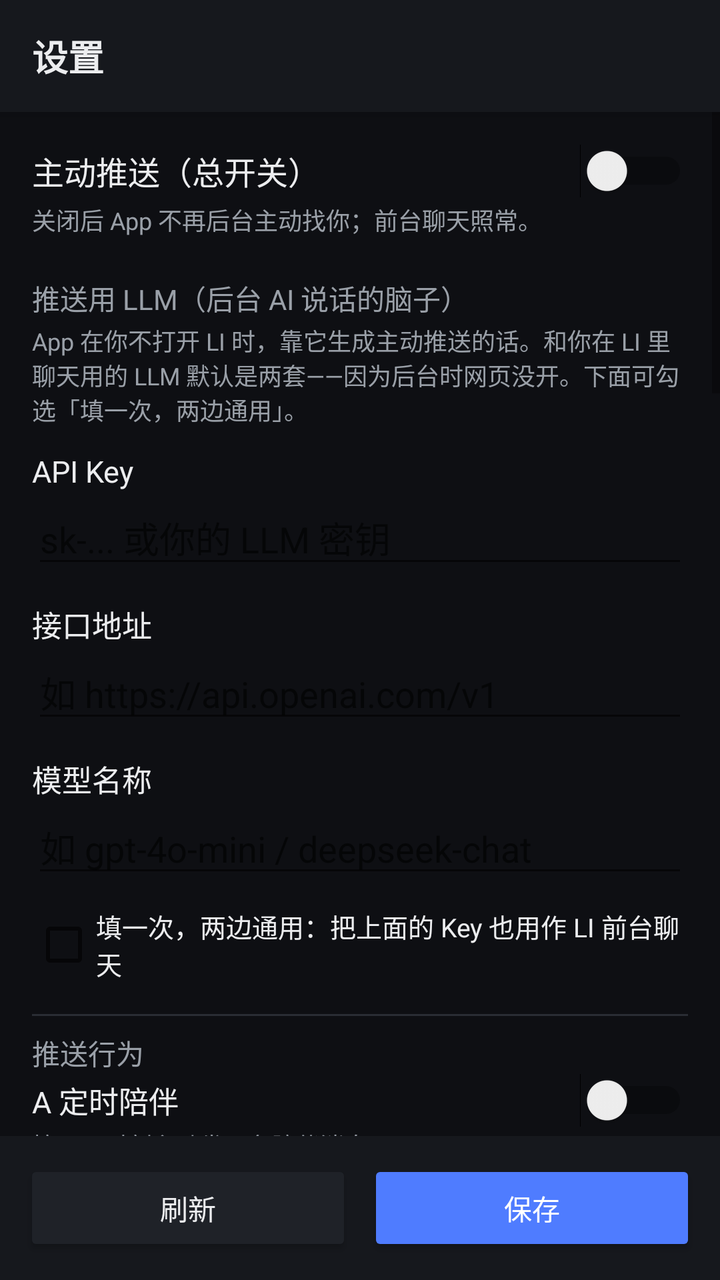
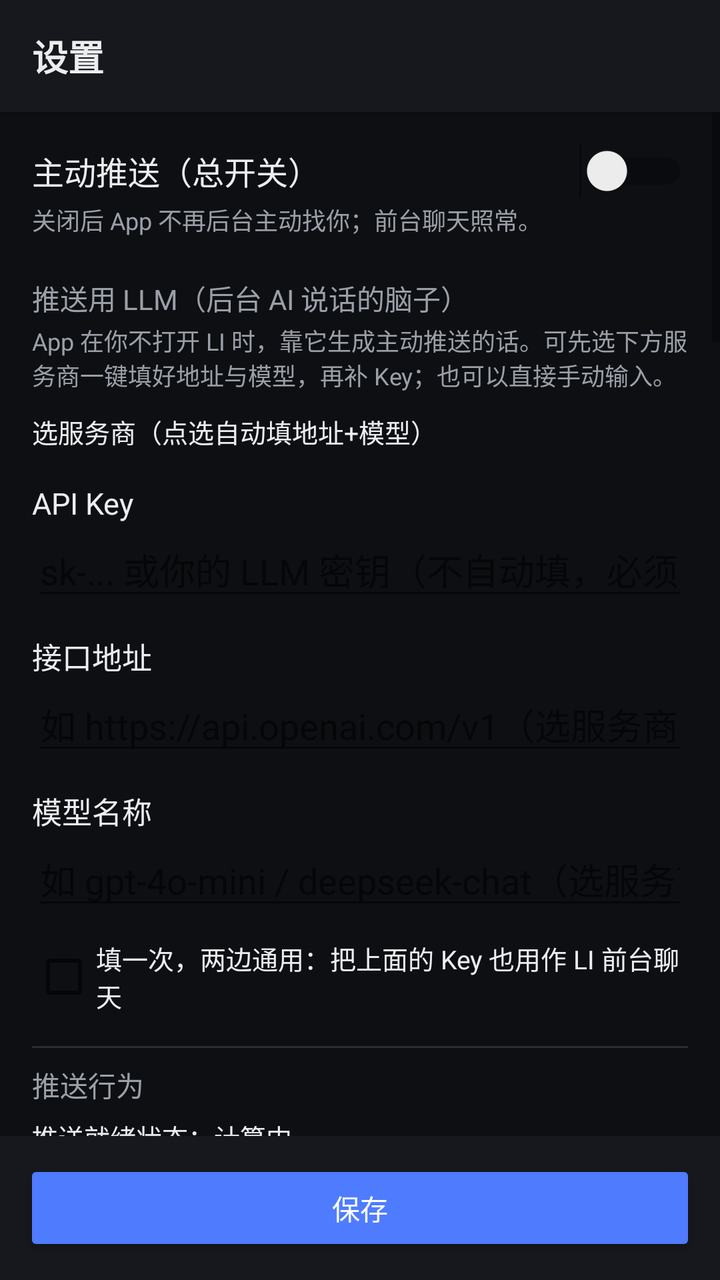

Two renders of the same Android screen: before a commit and after it. Below are the layout's source before the change and the commit's diff.
<!-- AndroidManifest.xml: application theme Theme.LI -->
<!-- res/layout/activity_settings.xml -->
<?xml version="1.0" encoding="utf-8"?>
<LinearLayout xmlns:android="http://schemas.android.com/apk/res/android"
    android:layout_width="match_parent"
    android:layout_height="match_parent"
    android:orientation="vertical"
    android:background="@color/bg">

    
    <androidx.appcompat.widget.Toolbar
        android:id="@+id/toolbar"
        android:layout_width="match_parent"
        android:layout_height="?attr/actionBarSize"
        android:background="@color/surface"
        android:elevation="4dp">

        <TextView
            android:layout_width="wrap_content"
            android:layout_height="wrap_content"
            android:text="@string/settings_title"
            android:textSize="18sp"
            android:textStyle="bold"
            android:textColor="@color/text_primary" />
    </androidx.appcompat.widget.Toolbar>

    <ScrollView
        android:layout_width="match_parent"
        android:layout_height="0dp"
        android:layout_weight="1"
        android:fillViewport="true">

        <LinearLayout
            android:orientation="vertical"
            android:layout_width="match_parent"
            android:layout_height="wrap_content"
            android:padding="16dp">

            
            <LinearLayout
                android:orientation="horizontal"
                android:gravity="center_vertical"
                android:layout_width="match_parent"
                android:layout_height="wrap_content">
                <TextView
                    android:text="主动推送（总开关）"
                    android:textSize="16sp"
                    android:textColor="@color/text_primary"
                    android:layout_weight="1"
                    android:layout_width="0dp"
                    android:layout_height="wrap_content" />
                <Switch
                    android:id="@+id/swEnabled"
                    android:contentDescription="主动推送总开关"
                    android:layout_width="wrap_content"
                    android:layout_height="wrap_content" />
            </LinearLayout>
            <TextView
                android:text="关闭后 App 不再后台主动找你；前台聊天照常。"
                android:textSize="12sp"
                android:textColor="@color/text_secondary"
                android:layout_marginTop="2dp"
                android:layout_width="match_parent"
                android:layout_height="wrap_content" />

            
            <TextView
                android:text="推送用 LLM（后台 AI 说话的脑子）"
                android:textSize="14sp"
                android:textColor="@color/text_secondary"
                android:layout_marginTop="20dp"
                android:layout_width="match_parent"
                android:layout_height="wrap_content" />
            <TextView
                android:text="App 在你不打开 LI 时，靠它生成主动推送的话。和你在 LI 里聊天用的 LLM 默认是两套——因为后台时网页没开。下面可勾选「填一次，两边通用」。"
                android:textSize="12sp"
                android:textColor="@color/text_secondary"
                android:layout_marginTop="2dp"
                android:layout_width="match_parent"
                android:layout_height="wrap_content" />

            <TextView android:text="API Key" android:textSize="15sp" android:textColor="@color/text_primary" android:layout_marginTop="12dp" android:layout_width="match_parent" android:layout_height="wrap_content" />
            <EditText android:id="@+id/etKey" android:hint="sk-... 或你的 LLM 密钥" android:inputType="textPassword" android:textColor="@color/text_primary" android:layout_width="match_parent" android:layout_height="wrap_content" />

            <TextView android:text="接口地址" android:textSize="15sp" android:textColor="@color/text_primary" android:layout_marginTop="12dp" android:layout_width="match_parent" android:layout_height="wrap_content" />
            <EditText android:id="@+id/etBase" android:hint="如 https://api.openai.com/v1" android:inputType="textUri" android:textColor="@color/text_primary" android:layout_width="match_parent" android:layout_height="wrap_content" />

            <TextView android:text="模型名称" android:textSize="15sp" android:textColor="@color/text_primary" android:layout_marginTop="12dp" android:layout_width="match_parent" android:layout_height="wrap_content" />
            <EditText android:id="@+id/etModel" android:hint="如 gpt-4o-mini / deepseek-chat" android:inputType="text" android:textColor="@color/text_primary" android:layout_width="match_parent" android:layout_height="wrap_content" />

            <CheckBox
                android:id="@+id/cbSyncWeb"
                android:text="填一次，两边通用：把上面的 Key 也用作 LI 前台聊天"
                android:textSize="13sp"
                android:textColor="@color/text_primary"
                android:layout_marginTop="10dp"
                android:layout_width="match_parent"
                android:layout_height="wrap_content" />

            
            <View android:layout_width="match_parent" android:layout_height="1dp" android:background="@color/divider" android:layout_marginTop="16dp" android:layout_marginBottom="8dp" />
            <TextView android:text="推送行为" android:textSize="14sp" android:textColor="@color/text_secondary" android:layout_width="match_parent" android:layout_height="wrap_content" />

            <LinearLayout android:orientation="horizontal" android:gravity="center_vertical" android:layout_width="match_parent" android:layout_height="wrap_content">
                <TextView android:text="A 定时陪伴" android:textSize="15sp" android:textColor="@color/text_primary" android:layout_weight="1" android:layout_width="0dp" android:layout_height="wrap_content" />
                <Switch android:id="@+id/swA" android:contentDescription="A 定时陪伴开关" android:layout_width="wrap_content" android:layout_height="wrap_content" />
            </LinearLayout>
            <TextView android:text="按下面时刻主动发一条陪伴消息。" android:textSize="12sp" android:textColor="@color/text_secondary" android:layout_width="match_parent" android:layout_height="wrap_content" />
            <EditText android:id="@+id/etSchedule" android:hint="逗号分隔，如 09:00,20:00" android:inputType="text" android:textColor="@color/text_primary" android:layout_marginTop="4dp" android:layout_width="match_parent" android:layout_height="wrap_content" />

            <LinearLayout android:orientation="horizontal" android:gravity="center_vertical" android:layout_width="match_parent" android:layout_height="wrap_content" android:layout_marginTop="8dp">
                <TextView android:text="B 久未互动" android:textSize="15sp" android:textColor="@color/text_primary" android:layout_weight="1" android:layout_width="0dp" android:layout_height="wrap_content" />
                <Switch android:id="@+id/swB" android:contentDescription="B 久未互动开关" android:layout_width="wrap_content" android:layout_height="wrap_content" />
            </LinearLayout>
            <TextView android:text="超过阈值小时没聊天，主动找你说话（防刷屏已内置）。" android:textSize="12sp" android:textColor="@color/text_secondary" android:layout_width="match_parent" android:layout_height="wrap_content" />
            <EditText android:id="@+id/etIdle" android:hint="超过几小时没聊就主动找话（默认 3）" android:inputType="numberDecimal" android:textColor="@color/text_primary" android:layout_marginTop="4dp" android:layout_width="match_parent" android:layout_height="wrap_content" />

            
            <View android:layout_width="match_parent" android:layout_height="1dp" android:background="@color/divider" android:layout_marginTop="16dp" android:layout_marginBottom="8dp" />
            <TextView android:text="云端语音（MiMo TTS）" android:textSize="14sp" android:textColor="@color/text_secondary" android:layout_width="match_parent" android:layout_height="wrap_content" />
            <TextView android:text="系统语音免费、无需 Key。想用更自然的「云端语音」才填这里——这是语音服务的 Key，和上面的 LLM Key 不是一回事，不能合并填一次。"
                android:textSize="12sp" android:textColor="@color/text_secondary" android:layout_marginTop="2dp" android:layout_width="match_parent" android:layout_height="wrap_content" />

            <TextView android:text="云端语音 API Key" android:textSize="15sp" android:textColor="@color/text_primary" android:layout_marginTop="12dp" android:layout_width="match_parent" android:layout_height="wrap_content" />
            <EditText android:id="@+id/etTtsKey" android:hint="xiaomimimo 的 Key" android:inputType="textPassword" android:textColor="@color/text_primary" android:layout_width="match_parent" android:layout_height="wrap_content" />

            <TextView android:text="接口地址" android:textSize="15sp" android:textColor="@color/text_primary" android:layout_marginTop="12dp" android:layout_width="match_parent" android:layout_height="wrap_content" />
            <EditText android:id="@+id/etTtsBase" android:hint="默认 https://api.xiaomimimo.com/v1" android:inputType="textUri" android:textColor="@color/text_primary" android:layout_width="match_parent" android:layout_height="wrap_content" />

            <TextView android:text="模型" android:textSize="15sp" android:textColor="@color/text_primary" android:layout_marginTop="12dp" android:layout_width="match_parent" android:layout_height="wrap_content" />
            <EditText android:id="@+id/etTtsModel" android:hint="默认 mimo-v2.5-tts" android:inputType="text" android:textColor="@color/text_primary" android:layout_width="match_parent" android:layout_height="wrap_content" />

            
            <View android:layout_width="match_parent" android:layout_height="1dp" android:background="@color/divider" android:layout_marginTop="16dp" android:layout_marginBottom="8dp" />
            <TextView android:text="数据管理（你的信息掌控）" android:textSize="14sp" android:textColor="@color/text_secondary" android:layout_width="match_parent" android:layout_height="wrap_content" />
            <TextView
                android:id="@+id/tvDataInfo"
                android:text="你的全部数据都在 App 私有沙盒里（不联网、不进云）：\n• 聊天记录 / 网页聊天 Key / 云端语音 Key → LI 的网页存储（localStorage，键 liChatData_v2）\n• 推送 Key / 推送开关 / 阈值 / 时刻 → App 原生配置（shared_prefs）\n两套都在 /data/data/com.li.android/ 下，手机文件管理器翻不到（系统隔离），所以用本面板管理。"
                android:textSize="12sp"
                android:textColor="@color/text_secondary"
                android:layout_marginTop="2dp"
                android:layout_width="match_parent"
                android:layout_height="wrap_content" />

            <TextView
                android:id="@+id/tvStats"
                android:text="存储统计：打开一次 LI 后自动统计"
                android:textSize="13sp"
                android:textColor="@color/text_primary"
                android:layout_marginTop="8dp"
                android:layout_width="match_parent"
                android:layout_height="wrap_content" />

            
            <LinearLayout
                android:layout_width="match_parent"
                android:layout_height="wrap_content"
                android:orientation="vertical"
                android:background="@drawable/bg_danger"
                android:padding="12dp"
                android:layout_marginTop="16dp">
                <TextView
                    android:text="⚠️ 危险操作区"
                    android:textColor="@color/danger"
                    android:textSize="14sp"
                    android:textStyle="bold"
                    android:layout_width="match_parent"
                    android:layout_height="wrap_content" />
                <TextView
                    android:text="以下操作写入队列，返回主界面后由 LI 自动执行，且不可恢复。"
                    android:textColor="@color/text_secondary"
                    android:textSize="12sp"
                    android:layout_marginTop="2dp"
                    android:layout_width="match_parent"
                    android:layout_height="wrap_content" />
                <Button android:id="@+id/btnExport" android:text="导出聊天记录（写文件）" android:layout_marginTop="10dp" android:backgroundTint="@color/surface_variant" android:textColor="@color/text_primary" android:layout_width="match_parent" android:layout_height="wrap_content" />
                <Button android:id="@+id/btnClearChat" android:text="清空聊天记录" android:layout_marginTop="8dp" android:backgroundTint="@color/danger" android:textColor="@android:color/white" android:layout_width="match_parent" android:layout_height="wrap_content" />
                <Button android:id="@+id/btnResetAll" android:text="重置全部（清空 App + 网页）" android:layout_marginTop="8dp" android:backgroundTint="@color/danger" android:textColor="@android:color/white" android:layout_width="match_parent" android:layout_height="wrap_content" />
            </LinearLayout>

            
            <View android:layout_width="match_parent" android:layout_height="1dp" android:background="@color/divider" android:layout_marginTop="16dp" android:layout_marginBottom="8dp" />
            <TextView android:text="状态 / 权限" android:textSize="14sp" android:textColor="@color/text_secondary" android:layout_width="match_parent" android:layout_height="wrap_content" />

            <LinearLayout android:orientation="horizontal" android:gravity="center_vertical" android:layout_width="match_parent" android:layout_height="wrap_content" android:layout_marginTop="6dp">
                <TextView android:id="@+id/tvNotif" android:text="通知权限：检测中…" android:textSize="13sp" android:textColor="@color/text_primary" android:layout_weight="1" android:layout_width="0dp" android:layout_height="wrap_content" />
                <Button android:id="@+id/btnOpenNotif" android:text="去开启" android:backgroundTint="@color/surface_variant" android:textColor="@color/text_primary" android:layout_width="wrap_content" android:layout_height="wrap_content" />
            </LinearLayout>
            <LinearLayout android:orientation="horizontal" android:gravity="center_vertical" android:layout_width="match_parent" android:layout_height="wrap_content" android:layout_marginTop="6dp">
                <TextView android:id="@+id/tvBattery" android:text="电池豁免：检测中…" android:textSize="13sp" android:textColor="@color/text_primary" android:layout_weight="1" android:layout_width="0dp" android:layout_height="wrap_content" />
                <Button android:id="@+id/btnOpenBattery" android:text="去开启" android:backgroundTint="@color/surface_variant" android:textColor="@color/text_primary" android:layout_width="wrap_content" android:layout_height="wrap_content" />
            </LinearLayout>
            <Button android:id="@+id/btnTestPush" android:text="发一条测试推送" android:layout_marginTop="8dp" android:backgroundTint="@color/surface_variant" android:textColor="@color/text_primary" android:layout_width="match_parent" android:layout_height="wrap_content" />

            
            <View android:layout_width="match_parent" android:layout_height="1dp" android:background="@color/divider" android:layout_marginTop="16dp" android:layout_marginBottom="8dp" />
            <TextView android:text="关于" android:textSize="14sp" android:textColor="@color/text_secondary" android:layout_width="match_parent" android:layout_height="wrap_content" />
            <TextView android:id="@+id/tvAppVersion" android:text="本机应用版本：…" android:textSize="14sp" android:textColor="@color/text_primary" android:layout_width="match_parent" android:layout_height="wrap_content" />
            <TextView android:id="@+id/tvLiVersion" android:text="网页内核版本：…" android:textSize="14sp" android:textColor="@color/text_primary" android:layout_marginTop="4dp" android:layout_width="match_parent" android:layout_height="wrap_content" />
            <TextView android:id="@+id/tvUpdateStatus" android:text="更新状态：启动后自动检查" android:textSize="13sp" android:textColor="@color/text_secondary" android:layout_marginTop="4dp" android:layout_width="match_parent" android:layout_height="wrap_content" />
            <Button android:id="@+id/btnCheckUpdate" android:text="检查网页更新" android:layout_marginTop="8dp" android:backgroundTint="@color/surface_variant" android:textColor="@color/text_primary" android:layout_width="match_parent" android:layout_height="wrap_content" />

        </LinearLayout>
    </ScrollView>

    
    <LinearLayout
        android:layout_width="match_parent"
        android:layout_height="wrap_content"
        android:orientation="horizontal"
        android:background="@color/surface"
        android:padding="12dp"
        android:elevation="6dp">
        <Button
            android:id="@+id/btnRefresh"
            android:text="刷新"
            android:layout_width="0dp"
            android:layout_weight="1"
            android:layout_marginEnd="8dp"
            android:backgroundTint="@color/surface_variant"
            android:textColor="@color/text_primary"
            android:layout_height="wrap_content" />
        <Button
            android:id="@+id/btnSave"
            android:text="保存"
            android:layout_width="0dp"
            android:layout_weight="1"
            android:backgroundTint="@color/brand"
            android:textColor="@android:color/white"
            android:layout_height="wrap_content" />
    </LinearLayout>
</LinearLayout>
<!-- resources referenced by this layout -->
<resources>
  <color name="bg">#0E0F13</color>
  <color name="brand">#4F7CFF</color>
  <color name="danger">#FF5A5F</color>
  <color name="divider">#2A2D34</color>
  <color name="surface">#16181D</color>
  <color name="surface_variant">#1F2228</color>
  <color name="text_primary">#ECEDEF</color>
  <color name="text_secondary">#9AA0A8</color>
  <!-- drawable bg_danger (drawable) -->
  <?xml version="1.0" encoding="utf-8"?>
  <shape xmlns:android="http://schemas.android.com/apk/res/android"
      android:shape="rectangle">
      <solid android:color="@color/danger_bg" />
      <stroke
          android:width="1dp"
          android:color="@color/danger" />
      <corners android:radius="12dp" />
  </shape>
  <string name="settings_title">设置</string>
  <style name="Theme.LI" parent="Theme.AppCompat.DayNight.NoActionBar" />
  <color name="danger_bg">#2A1416</color>
</resources>

<!-- the commit's change to res/layout/activity_settings.xml (unified diff, before → after) -->
@@ -70,21 +70,41 @@
                 android:layout_width="match_parent"
                 android:layout_height="wrap_content" />
             <TextView
-                android:text="App 在你不打开 LI 时，靠它生成主动推送的话。和你在 LI 里聊天用的 LLM 默认是两套——因为后台时网页没开。下面可勾选「填一次，两边通用」。"
+                android:text="App 在你不打开 LI 时，靠它生成主动推送的话。可先选下方服务商一键填好地址与模型，再补 Key；也可以直接手动输入。"
                 android:textSize="12sp"
                 android:textColor="@color/text_secondary"
                 android:layout_marginTop="2dp"
                 android:layout_width="match_parent"
                 android:layout_height="wrap_content" />
 
+            
+            <TextView
+                android:text="选服务商（点选自动填地址+模型）"
+                android:textSize="13sp"
+                android:textColor="@color/text_primary"
+                android:layout_marginTop="10dp"
+                android:layout_width="match_parent"
+                android:layout_height="wrap_content" />
+            <HorizontalScrollView
+                android:layout_width="match_parent"
+                android:layout_height="wrap_content"
+                android:scrollbars="none"
+                android:layout_marginTop="4dp">
+                <LinearLayout
+                    android:id="@+id/llPresets"
+                    android:orientation="horizontal"
+                    android:layout_width="wrap_content"
+                    android:layout_height="wrap_content" />
+            </HorizontalScrollView>
+
             <TextView android:text="API Key" android:textSize="15sp" android:textColor="@color/text_primary" android:layout_marginTop="12dp" android:layout_width="match_parent" android:layout_height="wrap_content" />
-            <EditText android:id="@+id/etKey" android:hint="sk-... 或你的 LLM 密钥" android:inputType="textPassword" android:textColor="@color/text_primary" android:layout_width="match_parent" android:layout_height="wrap_content" />
+            <EditText android:id="@+id/etKey" android:hint="sk-... 或你的 LLM 密钥（不自动填，必须自己输入）" android:inputType="textPassword" android:textColor="@color/text_primary" android:layout_width="match_parent" android:layout_height="wrap_content" />
 
             <TextView android:text="接口地址" android:textSize="15sp" android:textColor="@color/text_primary" android:layout_marginTop="12dp" android:layout_width="match_parent" android:layout_height="wrap_content" />
-            <EditText android:id="@+id/etBase" android:hint="如 https://api.openai.com/v1" android:inputType="textUri" android:textColor="@color/text_primary" android:layout_width="match_parent" android:layout_height="wrap_content" />
+            <EditText android:id="@+id/etBase" android:hint="如 https://api.openai.com/v1（选服务商自动填，可改）" android:inputType="textUri" android:textColor="@color/text_primary" android:layout_width="match_parent" android:layout_height="wrap_content" />
 
             <TextView android:text="模型名称" android:textSize="15sp" android:textColor="@color/text_primary" android:layout_marginTop="12dp" android:layout_width="match_parent" android:layout_height="wrap_content" />
-            <EditText android:id="@+id/etModel" android:hint="如 gpt-4o-mini / deepseek-chat" android:inputType="text" android:textColor="@color/text_primary" android:layout_width="match_parent" android:layout_height="wrap_content" />
+            <EditText android:id="@+id/etModel" android:hint="如 gpt-4o-mini / deepseek-chat（选服务商自动填，可改）" android:inputType="text" android:textColor="@color/text_primary" android:layout_width="match_parent" android:layout_height="wrap_content" />
 
             <CheckBox
                 android:id="@+id/cbSyncWeb"
@@ -99,34 +119,64 @@
             <View android:layout_width="match_parent" android:layout_height="1dp" android:background="@color/divider" android:layout_marginTop="16dp" android:layout_marginBottom="8dp" />
             <TextView android:text="推送行为" android:textSize="14sp" android:textColor="@color/text_secondary" android:layout_width="match_parent" android:layout_height="wrap_content" />
 
-            <LinearLayout android:orientation="horizontal" android:gravity="center_vertical" android:layout_width="match_parent" android:layout_height="wrap_content">
+            
+            <TextView
+                android:id="@+id/tvPushStatus"
+                android:text="推送就绪状态：计算中…"
+                android:textSize="13sp"
+                android:textColor="@color/text_primary"
+                android:layout_marginTop="6dp"
+                android:layout_width="match_parent"
+                android:layout_height="wrap_content" />
+            <Button
+                android:id="@+id/btnTestLlm"
+                android:text="测试 LLM 连通"
+                android:layout_marginTop="6dp"
+                android:backgroundTint="@color/surface_variant"
+                android:textColor="@color/text_primary"
+                android:layout_width="match_parent"
+                android:layout_height="wrap_content" />
+
+            <LinearLayout android:orientation="horizontal" android:gravity="center_vertical" android:layout_width="match_parent" android:layout_height="wrap_content" android:layout_marginTop="8dp">
                 <TextView android:text="A 定时陪伴" android:textSize="15sp" android:textColor="@color/text_primary" android:layout_weight="1" android:layout_width="0dp" android:layout_height="wrap_content" />
                 <Switch android:id="@+id/swA" android:contentDescription="A 定时陪伴开关" android:layout_width="wrap_content" android:layout_height="wrap_content" />
             </LinearLayout>
-            <TextView android:text="按下面时刻主动发一条陪伴消息。" android:textSize="12sp" android:textColor="@color/text_secondary" android:layout_width="match_parent" android:layout_height="wrap_content" />
+            <TextView android:text="在设定时刻附近发一条陪伴消息（±7 分钟窗口；同一时刻每天最多一次）。" android:textSize="12sp" android:textColor="@color/text_secondary" android:layout_width="match_parent" android:layout_height="wrap_content" />
             <EditText android:id="@+id/etSchedule" android:hint="逗号分隔，如 09:00,20:00" android:inputType="text" android:textColor="@color/text_primary" android:layout_marginTop="4dp" android:layout_width="match_parent" android:layout_height="wrap_content" />
 
             <LinearLayout android:orientation="horizontal" android:gravity="center_vertical" android:layout_width="match_parent" android:layout_height="wrap_content" android:layout_marginTop="8dp">
                 <TextView android:text="B 久未互动" android:textSize="15sp" android:textColor="@color/text_primary" android:layout_weight="1" android:layout_width="0dp" android:layout_height="wrap_content" />
                 <Switch android:id="@+id/swB" android:contentDescription="B 久未互动开关" android:layout_width="wrap_content" android:layout_height="wrap_content" />
             </LinearLayout>
-            <TextView android:text="超过阈值小时没聊天，主动找你说话（防刷屏已内置）。" android:textSize="12sp" android:textColor="@color/text_secondary" android:layout_width="match_parent" android:layout_height="wrap_content" />
+            <TextView android:text="超过阈值小时没聊天，主动找你说话。防刷屏已内置：每次主动找话后，须再间隔同样阈值小时才会再次打扰。"
+                android:textSize="12sp" android:textColor="@color/text_secondary" android:layout_width="match_parent" android:layout_height="wrap_content" />
             <EditText android:id="@+id/etIdle" android:hint="超过几小时没聊就主动找话（默认 3）" android:inputType="numberDecimal" android:textColor="@color/text_primary" android:layout_marginTop="4dp" android:layout_width="match_parent" android:layout_height="wrap_content" />
 
             
             <View android:layout_width="match_parent" android:layout_height="1dp" android:background="@color/divider" android:layout_marginTop="16dp" android:layout_marginBottom="8dp" />
+            <TextView android:text="推送机制（全透明）" android:textSize="14sp" android:textColor="@color/text_secondary" android:layout_width="match_parent" android:layout_height="wrap_content" />
+            <TextView
+                android:text="【谁在推送】App 自己，没有服务器。App 内置定时任务（WorkManager）每 15 分钟自问一次：该主动说话了吗？\n\n【怎么推送】\n每 15 分钟定时唤醒\n  ↓\nA 到点了？/ B 超时没聊了？（对应开关开启才判断）\n  ↓\n满足 → 调你填的 LLM 生成一句话\n  ↓\n发系统通知 → 记录时间（防刷屏）\n\n【触发条件】\n• A 定时：在设定时刻 ±7 分钟内，且当天该时刻还没发过\n• B 久未互动：超过阈值小时没聊天，且距上次主动推送也超过阈值小时\n\n【提示词（LLM 生成内容用的）】\n「你是 li，用户的 AI 伙伴，像朋友一样主动关心用户。不要提问，直接发一句温暖、简短（30字内）的话。」"
+                android:textSize="12sp"
+                android:textColor="@color/text_secondary"
+                android:layout_marginTop="2dp"
+                android:layout_width="match_parent"
+                android:layout_height="wrap_content" />
+
+            
+            <View android:layout_width="match_parent" android:layout_height="1dp" android:background="@color/divider" android:layout_marginTop="16dp" android:layout_marginBottom="8dp" />
             <TextView android:text="云端语音（MiMo TTS）" android:textSize="14sp" android:textColor="@color/text_secondary" android:layout_width="match_parent" android:layout_height="wrap_content" />
-            <TextView android:text="系统语音免费、无需 Key。想用更自然的「云端语音」才填这里——这是语音服务的 Key，和上面的 LLM Key 不是一回事，不能合并填一次。"
+            <TextView android:text="系统语音免费、无需 Key。想用更自然的「云端语音」才填这里——这是语音服务的 Key，和上面的 LLM Key 不是一回事。填完保存后返回主界面即生效；未填的地址/模型不会覆盖你在网页里已有的配置。"
                 android:textSize="12sp" android:textColor="@color/text_secondary" android:layout_marginTop="2dp" android:layout_width="match_parent" android:layout_height="wrap_content" />
 
             <TextView android:text="云端语音 API Key" android:textSize="15sp" android:textColor="@color/text_primary" android:layout_marginTop="12dp" android:layout_width="match_parent" android:layout_height="wrap_content" />
             <EditText android:id="@+id/etTtsKey" android:hint="xiaomimimo 的 Key" android:inputType="textPassword" android:textColor="@color/text_primary" android:layout_width="match_parent" android:layout_height="wrap_content" />
 
-            <TextView android:text="接口地址" android:textSize="15sp" android:textColor="@color/text_primary" android:layout_marginTop="12dp" android:layout_width="match_parent" android:layout_height="wrap_content" />
-            <EditText android:id="@+id/etTtsBase" android:hint="默认 https://api.xiaomimimo.com/v1" android:inputType="textUri" android:textColor="@color/text_primary" android:layout_width="match_parent" android:layout_height="wrap_content" />
-
-            <TextView android:text="模型" android:textSize="15sp" android:textColor="@color/text_primary" android:layout_marginTop="12dp" android:layout_width="match_parent" android:layout_height="wrap_content" />
-            <EditText android:id="@+id/etTtsModel" android:hint="默认 mimo-v2.5-tts" android:inputType="text" android:textColor="@color/text_primary" android:layout_width="match_parent" android:layout_height="wrap_content" />
+            <TextView android:text="接口地址（留空=用网页已有配置）" android:textSize="15sp" android:textColor="@color/text_primary" android:layout_marginTop="12dp" android:layout_width="match_parent" android:layout_height="wrap_content" />
+            <EditText android:id="@+id/etTtsBase" android:hint="留空不覆盖，默认 xiaomimimo" android:inputType="textUri" android:textColor="@color/text_primary" android:layout_width="match_parent" android:layout_height="wrap_content" />
+
+            <TextView android:text="模型（留空=用网页已有配置）" android:textSize="15sp" android:textColor="@color/text_primary" android:layout_marginTop="12dp" android:layout_width="match_parent" android:layout_height="wrap_content" />
+            <EditText android:id="@+id/etTtsModel" android:hint="留空不覆盖，默认 mimo-v2.5-tts" android:inputType="text" android:textColor="@color/text_primary" android:layout_width="match_parent" android:layout_height="wrap_content" />
 
             
             <View android:layout_width="match_parent" android:layout_height="1dp" android:background="@color/divider" android:layout_marginTop="16dp" android:layout_marginBottom="8dp" />
@@ -140,25 +190,60 @@
                 android:layout_width="match_parent"
                 android:layout_height="wrap_content" />
 
-            <TextView
-                android:id="@+id/tvStats"
-                android:text="存储统计：打开一次 LI 后自动统计"
-                android:textSize="13sp"
-                android:textColor="@color/text_primary"
+            
+            <LinearLayout
+                android:orientation="horizontal"
+                android:gravity="center_vertical"
+                android:layout_width="match_parent"
+                android:layout_height="wrap_content"
+                android:layout_marginTop="8dp">
+                <TextView
+                    android:id="@+id/tvStats"
+                    android:text="存储统计：打开一次 LI 后自动统计"
+                    android:textSize="13sp"
+                    android:textColor="@color/text_primary"
+                    android:layout_weight="1"
+                    android:layout_width="0dp"
+                    android:layout_height="wrap_content" />
+                <Button
+                    android:id="@+id/btnRefreshStats"
+                    android:text="刷新"
+                    android:backgroundTint="@color/surface_variant"
+                    android:textColor="@color/text_primary"
+                    android:layout_width="wrap_content"
+                    android:layout_height="wrap_content" />
+            </LinearLayout>
+
+            
+            <Button
+                android:id="@+id/btnExport"
+                android:text="导出聊天记录（写文件，PC 可通过 USB 取）"
                 android:layout_marginTop="8dp"
-                android:layout_width="match_parent"
-                android:layout_height="wrap_content" />
-
-            
+                android:backgroundTint="@color/surface_variant"
+                android:textColor="@color/text_primary"
+                android:layout_width="match_parent"
+                android:layout_height="wrap_content" />
+
+            
+            <Button
+                android:id="@+id/btnToggleDanger"
+                android:text="展开危险操作区 ▾（清空 / 重置，不可恢复）"
+                android:layout_marginTop="12dp"
+                android:backgroundTint="@color/danger"
+                android:textColor="@android:color/white"
+                android:layout_width="match_parent"
+                android:layout_height="wrap_content" />
             <LinearLayout
+                android:id="@+id/dangerContainer"
                 android:layout_width="match_parent"
                 android:layout_height="wrap_content"
                 android:orientation="vertical"
                 android:background="@drawable/bg_danger"
                 android:padding="12dp"
-                android:layout_marginTop="16dp">
+                android:layout_marginTop="8dp"
+                android:visibility="gone">
                 <TextView
-                    android:text="⚠️ 危险操作区"
+                    android:text="⚠️ 危险操作区（已展开）"
                     android:textColor="@color/danger"
                     android:textSize="14sp"
                     android:textStyle="bold"
@@ -171,8 +256,7 @@
                     android:layout_marginTop="2dp"
                     android:layout_width="match_parent"
                     android:layout_height="wrap_content" />
-                <Button android:id="@+id/btnExport" android:text="导出聊天记录（写文件）" android:layout_marginTop="10dp" android:backgroundTint="@color/surface_variant" android:textColor="@color/text_primary" android:layout_width="match_parent" android:layout_height="wrap_content" />
-                <Button android:id="@+id/btnClearChat" android:text="清空聊天记录" android:layout_marginTop="8dp" android:backgroundTint="@color/danger" android:textColor="@android:color/white" android:layout_width="match_parent" android:layout_height="wrap_content" />
+                <Button android:id="@+id/btnClearChat" android:text="清空聊天记录" android:layout_marginTop="10dp" android:backgroundTint="@color/danger" android:textColor="@android:color/white" android:layout_width="match_parent" android:layout_height="wrap_content" />
                 <Button android:id="@+id/btnResetAll" android:text="重置全部（清空 App + 网页）" android:layout_marginTop="8dp" android:backgroundTint="@color/danger" android:textColor="@android:color/white" android:layout_width="match_parent" android:layout_height="wrap_content" />
             </LinearLayout>
 
@@ -210,19 +294,9 @@
         android:padding="12dp"
         android:elevation="6dp">
         <Button
-            android:id="@+id/btnRefresh"
-            android:text="刷新"
-            android:layout_width="0dp"
-            android:layout_weight="1"
-            android:layout_marginEnd="8dp"
-            android:backgroundTint="@color/surface_variant"
-            android:textColor="@color/text_primary"
-            android:layout_height="wrap_content" />
-        <Button
             android:id="@+id/btnSave"
             android:text="保存"
-            android:layout_width="0dp"
-            android:layout_weight="1"
+            android:layout_width="match_parent"
             android:backgroundTint="@color/brand"
             android:textColor="@android:color/white"
             android:layout_height="wrap_content" />
